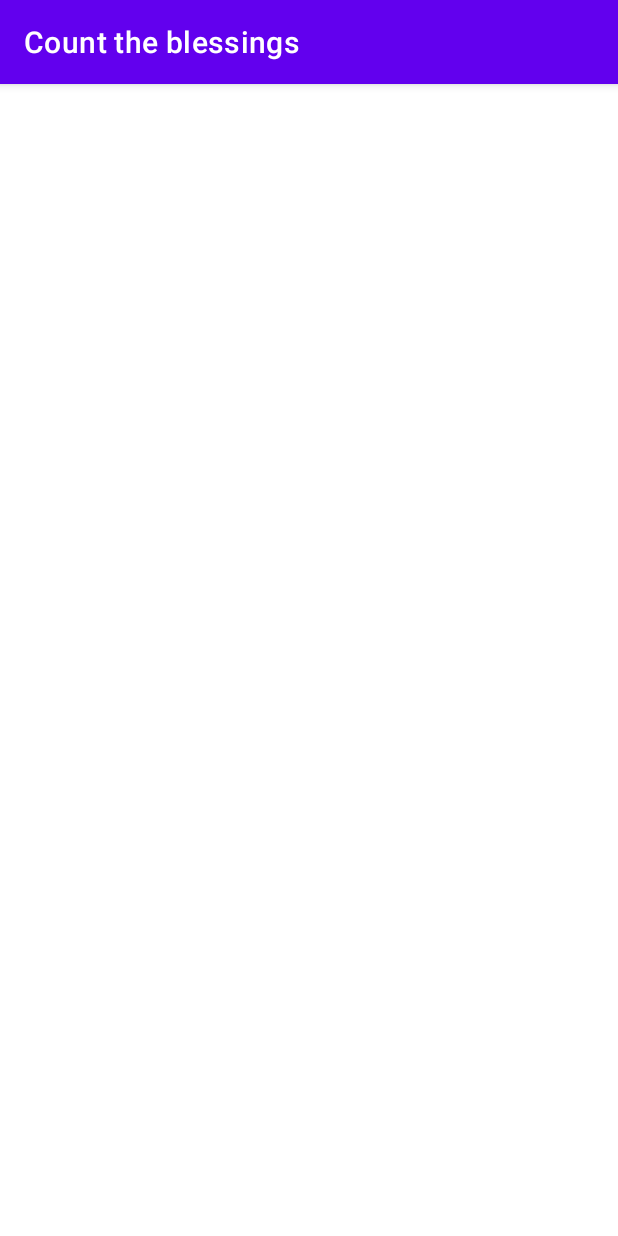
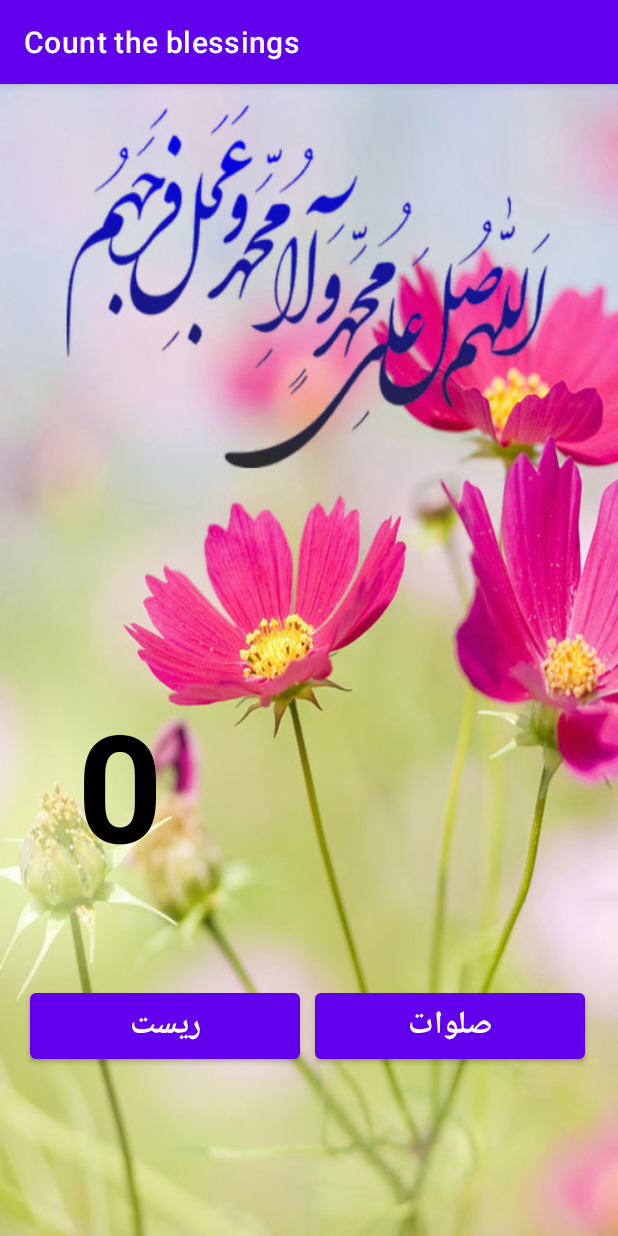
Before and after one commit to NARI1108/Count-the-blessings, an Android app: the screen it shows after launch (MainActivity), on a phone screen of 412 x 824 dp. Run offline under Robolectric (Android 15) with nearby library versions, the phone set to English and light mode, and no system bars.

Commit message:
building layer of xml(activity_main.xml) for our app.

```diff
--- a/app/src/main/res/layout/activity_main.xml
+++ b/app/src/main/res/layout/activity_main.xml
@@ -1,7 +1,39 @@
 <?xml version="1.0" encoding="utf-8"?>
-<androidx.constraintlayout.widget.ConstraintLayout xmlns:android="http://schemas.android.com/apk/res/android"
-    xmlns:app="http://schemas.android.com/apk/res-auto"
+<RelativeLayout xmlns:android="http://schemas.android.com/apk/res/android"
+
     xmlns:tools="http://schemas.android.com/tools"
     android:layout_width="match_parent"
     android:layout_height="match_parent"
-    tools:context=".MainActivity"/>
+    tools:context=".MainActivity"
+    android:orientation="vertical"
+    android:background="@drawable/background">
+
+    <Button
+        android:layout_width="180dp"
+        android:layout_height="wrap_content"
+        android:text="@string/blessing"
+        android:textStyle="bold"
+        android:textSize="21sp"
+        android:layout_marginTop="600dp"
+        android:layout_marginStart="210dp"/>
+    <Button
+        android:layout_width="180dp"
+        android:layout_height="wrap_content"
+        android:text="@string/reset"
+        android:textStyle="bold"
+        android:textSize="21sp"
+        android:layout_marginTop="600dp"
+        android:layout_marginStart="20dp"/>
+    <TextView
+        android:layout_width="100dp"
+        android:layout_height="wrap_content"
+        android:text="@string/Zero"
+        android:textSize="100sp"
+        android:textStyle="bold"
+        android:textColor="@color/black"
+        android:gravity="center"
+        android:layout_marginTop="400dp"
+        android:layout_marginStart="30dp"/>
+
+
+</RelativeLayout>
--- a/app/src/main/res/values/strings.xml
+++ b/app/src/main/res/values/strings.xml
@@ -1,3 +1,6 @@
 <resources>
     <string name="app_name">Count the blessings</string>
+    <string name="blessing">صلوات</string>
+    <string name="reset">ریست</string>
+    <string name="Zero">0</string>
 </resources>
```
Also changed, not shown: app/src/main/res/drawable/background.jpg (added).
